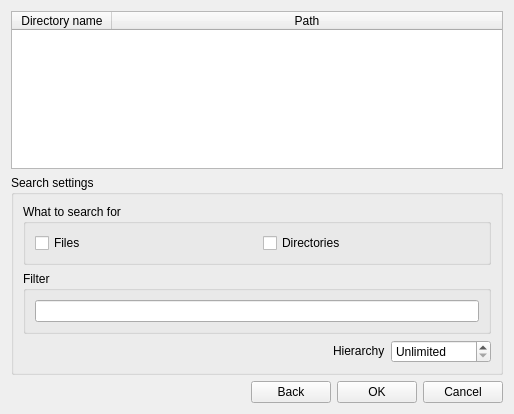
The window that widgets/DialogDroppedDir.ui (Takashi-Inoue/FileRenamer_Archived) describes before a commit, drawn with Qt 5.
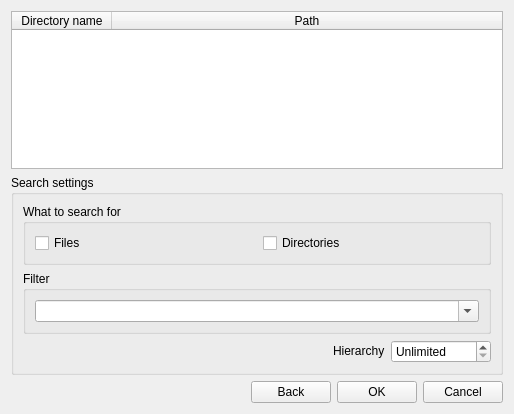
The same window after the commit. The open tabs and pages were chosen to show the change. Icons and pictures are not drawn.

Commit message: Added: Saving filter history.

Diff of the .ui file:
```diff
--- a/widgets/DialogDroppedDir.ui
+++ b/widgets/DialogDroppedDir.ui
@@ -196,10 +196,22 @@
             </property>
             <layout class="QHBoxLayout" name="horizontalLayout_2">
              <item>
-              <widget class="QLineEdit" name="lineEditFilter">
+              <widget class="QComboBox" name="comboBoxFilter">
                <property name="toolTip">
                 <string>&lt;html&gt;&lt;head/&gt;&lt;body&gt;&lt;p&gt;&lt;span style=&quot;font-size:11pt;&quot;&gt;Sample:&lt;br/&gt;*.txt;music.mp3;sample??? &lt;/span&gt;&lt;/p&gt;&lt;p&gt;Please separate by the ';' each filters. &lt;br/&gt;&lt;/p&gt;&lt;table border=&quot;1&quot; style=&quot; border-color:#888888; border-style:solid; margin:0px;margin: 4px;&quot; cellspacing=&quot;0&quot;&gt;&lt;tr&gt;&lt;td style=&quot;padding:3;&quot;&gt;&lt;p&gt;?&lt;/p&gt;&lt;/td&gt;&lt;td style=&quot; padding:3;&quot;&gt;&lt;p&gt;matches any single character.&lt;/p&gt;&lt;/td&gt;&lt;/tr&gt;&lt;tr&gt;&lt;td style=&quot; padding:3;&quot;&gt;&lt;p&gt;*&lt;/p&gt;&lt;/td&gt;&lt;td style=&quot; padding:3;&quot;&gt;&lt;p&gt;matches zero or more of any characters.&lt;/p&gt;&lt;/td&gt;&lt;/tr&gt;&lt;/table&gt;&lt;/body&gt;&lt;/html&gt;</string>
                </property>
+               <property name="editable">
+                <bool>true</bool>
+               </property>
+               <property name="maxCount">
+                <number>10</number>
+               </property>
+               <property name="insertPolicy">
+                <enum>QComboBox::InsertAtTop</enum>
+               </property>
+               <property name="sizeAdjustPolicy">
+                <enum>QComboBox::AdjustToContents</enum>
+               </property>
               </widget>
              </item>
             </layout>
```
The commit also changes 4 other files.
